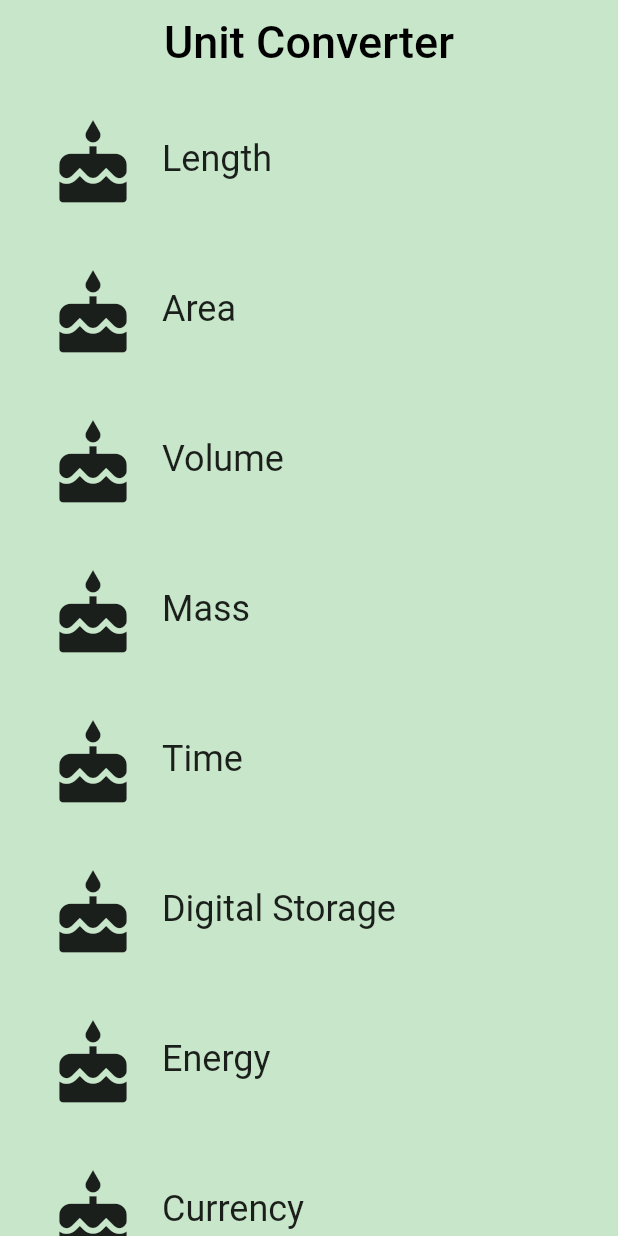
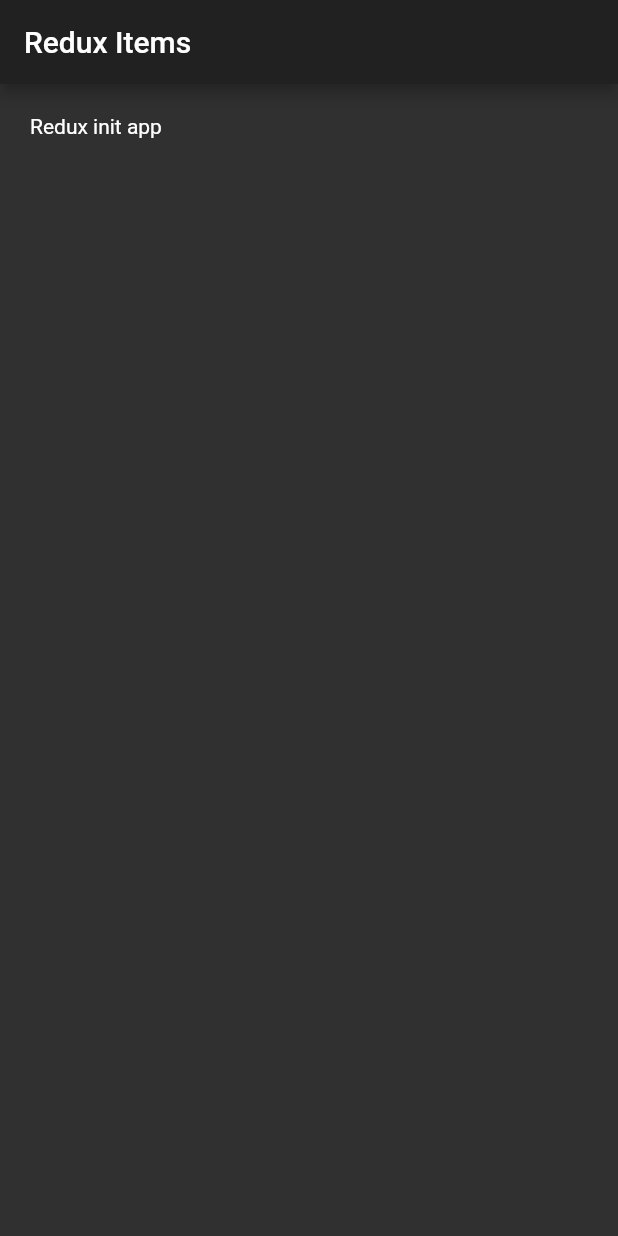
Before and after one commit to BRVWL/Flutter_app, a Flutter app: the screen it shows after launch, on a phone screen of 412 x 824 dp. Run offline on Flutter 3.47's test engine with Material 2 defaults, Android fonts, the phone set to English and light mode, and no system bars.

Commit message:
New app for redux

```diff
--- a/lib/category.dart
+++ /dev/null
@@ -1,94 +0,0 @@
-// Copyright 2018 The Chromium Authors. All rights reserved.
-// Use of this source code is governed by a BSD-style license that can be
-// found in the LICENSE file.
-
-// To keep your imports tidy, follow the ordering guidelines at
-// https://www.dartlang.org/guides/language/effective-dart/style#ordering
-import 'package:flutter/material.dart';
-// @required is defined in the meta.dart package
-import 'package:meta/meta.dart';
-
-// We use an underscore to indicate that these variables are private.
-// See https://www.dartlang.org/guides/language/effective-dart/design#libraries
-final _rowHeight = 100.0;
-final _borderRadius = BorderRadius.circular(_rowHeight / 2);
-
-/// A custom [Category] widget.
-///
-/// The widget is composed on an [Icon] and [Text]. Tapping on the widget shows
-/// a colored [InkWell] animation.
-class Category extends StatelessWidget {
-  final String name;
-  final ColorSwatch color;
-  final IconData iconLocation;
-
-  /// Creates a [Category].
-  ///
-  /// A [Category] saves the name of the Category (e.g. 'Length'), its color for
-  /// the UI, and the icon that represents it (e.g. a ruler).
-  // While the @required checks for whether a named parameter is passed in,
-  // it doesn't check whether the object passed in is null. We check that
-  // in the assert statement.
-  const Category({
-    Key key,
-    @required this.name,
-    @required this.color,
-    @required this.iconLocation,
-  })  : assert(name != null),
-        assert(color != null),
-        assert(iconLocation != null),
-        super(key: key);
-
-  /// Builds a custom widget that shows [Category] information.
-  ///
-  /// This information includes the icon, name, and color for the [Category].
-  @override
-  // This `context` parameter describes the location of this widget in the
-  // widget tree. It can be used for obtaining Theme data from the nearest
-  // Theme ancestor in the tree. Below, we obtain the display1 text theme.
-  // See https://docs.flutter.io/flutter/material/Theme-class.html
-  Widget build(BuildContext context) {
-    return Material(
-      color: Colors.transparent,
-      child: Container(
-        height: _rowHeight,
-        child: InkWell(
-          borderRadius: _borderRadius,
-          highlightColor: color,
-          splashColor: color,
-          // We can use either the () => function() or the () { function(); }
-          // syntax.
-          onTap: () {
-            print('I was tapped!');
-          },
-          child: Padding(
-            padding: EdgeInsets.all(8.0),
-            child: Row(
-              crossAxisAlignment: CrossAxisAlignment.stretch,
-              // There are two ways to denote a list: `[]` and `List()`.
-              // Prefer to use the literal syntax, i.e. `[]`, instead of `List()`.
-              // You can add the type argument if you'd like, i.e. <Widget>[].
-              // See https://www.dartlang.org/guides/language/effective-dart/usage#do-use-collection-literals-when-possible
-              children: [
-                Padding(
-                  padding: EdgeInsets.all(16.0),
-                  child: Icon(
-                    iconLocation,
-                    size: 60.0,
-                  ),
-                ),
-                Center(
-                  child: Text(
-                    name,
-                    textAlign: TextAlign.center,
-                    style: Theme.of(context).textTheme.headline,
-                  ),
-                ),
-              ],
-            ),
-          ),
-        ),
-      ),
-    );
-  }
-}
--- a/lib/category_route.dart
+++ /dev/null
@@ -1,106 +0,0 @@
-// Copyright 2018 The Chromium Authors. All rights reserved.
-// Use of this source code is governed by a BSD-style license that can be
-// found in the LICENSE file.
-
-import 'package:flutter/material.dart';
-
-import 'category.dart';
-
-final _backgroundColor = Colors.green[100];
-
-/// Category Route (screen).
-///
-/// This is the 'home' screen of the Unit Converter. It shows a header and
-/// a list of [Categories].
-///
-/// While it is named CategoryRoute, a more apt name would be CategoryScreen,
-/// because it is responsible for the UI at the route's destination.
-class CategoryRoute extends StatelessWidget {
-  const CategoryRoute();
-
-  static const _categoryNames = <String>[
-    'Length',
-    'Area',
-    'Volume',
-    'Mass',
-    'Time',
-    'Digital Storage',
-    'Energy',
-    'Currency',
-    'Length',
-    'Area',
-    'Volume',
-    'Mass',
-    'Time',
-    'Digital Storage',
-    'Energy',
-    'Currency',
-
-  ];
-
-  static const _baseColors = <Color>[
-    Colors.teal,
-    Colors.orange,
-    Colors.pinkAccent,
-    Colors.blueAccent,
-    Colors.yellow,
-    Colors.greenAccent,
-    Colors.purpleAccent,
-    Colors.red,
-    Colors.teal,
-    Colors.orange,
-    Colors.pinkAccent,
-    Colors.blueAccent,
-    Colors.yellow,
-    Colors.greenAccent,
-    Colors.purpleAccent,
-    Colors.red,
-  ];
-
-  /// Makes the correct number of rows for the list view.
-  ///
-  /// For portrait, we construct a [ListView] from the list of category widgets.
-  Widget _buildCategoryWidgets(List<Widget> categories) {
-    return ListView.builder(
-      itemBuilder: (BuildContext context, int index) => categories[index],
-      itemCount: categories.length,
-    );
-  }
-
-  @override
-  Widget build(BuildContext context) {
-    final categories = <Category>[];
-
-    for (var i = 0; i < _categoryNames.length; i++) {
-      categories.add(Category(
-        name: _categoryNames[i],
-        color: _baseColors[i],
-        iconLocation: Icons.cake,
-      ));
-    }
-
-    final listView = Container(
-      color: _backgroundColor,
-      padding: EdgeInsets.symmetric(horizontal: 8.0),
-      child: _buildCategoryWidgets(categories),
-    );
-
-    final appBar = AppBar(
-      elevation: 0.0,
-      title: Text(
-        'Unit Converter',
-        style: TextStyle(
-          color: Colors.black,
-          fontSize: 30.0,
-        ),
-      ),
-      centerTitle: true,
-      backgroundColor: _backgroundColor,
-    );
-
-    return Scaffold(
-      appBar: appBar,
-      body: listView,
-    );
-  }
-}
--- a/lib/main.dart
+++ b/lib/main.dart
@@ -1,4 +1,3 @@
-
 // Copyright 2018 The Chromium Authors. All rights reserved.
 // Use of this source code is governed by a BSD-style license that can be
 // found in the LICENSE file.
@@ -10,22 +9,38 @@ import 'package:flutter/material.dart';
 // a package import, as shown below.
 // More details at http://dart-lang.github.io/linter/lints/avoid_relative_lib_imports.html
 
-import 'category_route.dart';
-
 /// The function that is called when main.dart is run.
 void main() {
-  runApp(UnitConverterApp());
+  runApp(MyApp());
 }
 
 /// This widget is the root of our application.
 /// Currently, we just show one widget in our app.
-class UnitConverterApp extends StatelessWidget {
+class MyApp extends StatelessWidget {
   @override
   Widget build(BuildContext context) {
     return MaterialApp(
       debugShowCheckedModeBanner: false,
-      title: 'Unit Converter',
-      home: CategoryRoute(),
+      title: 'Flutter Redux',
+      theme: ThemeData.dark(),
+      home: MyHomePage(),
     );
   }
 }
+
+class MyHomePage extends StatelessWidget {
+  @override
+  Widget build(BuildContext context) {
+    return Container(
+      child: Scaffold(
+        appBar: AppBar(
+          title: Text('Redux Items'),
+        ),
+        body: Container(
+          padding: EdgeInsets.all(20),
+          child: Text('Redux init app'),
+        ),
+      ),
+    );
+  }
+}
--- /dev/null
+++ b/lib/model/model.dart
@@ -0,0 +1,9 @@
+import 'package:flutter/foundation.dart';
+
+class Item {
+
+}
+
+class AppState {
+
+}
```
